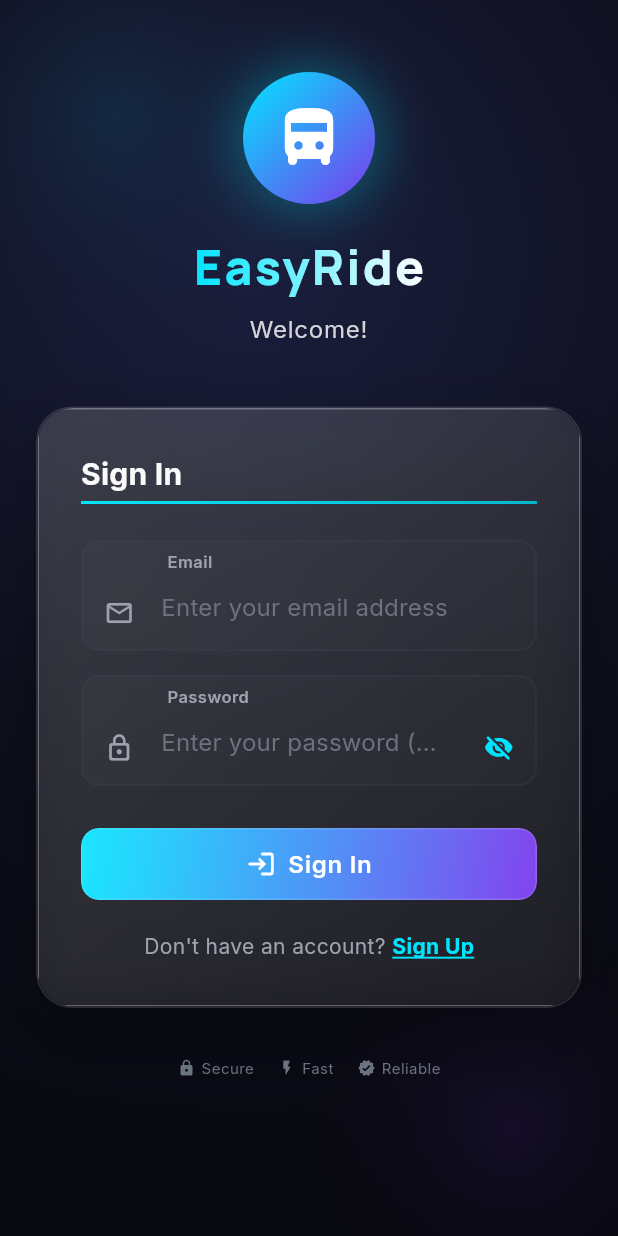
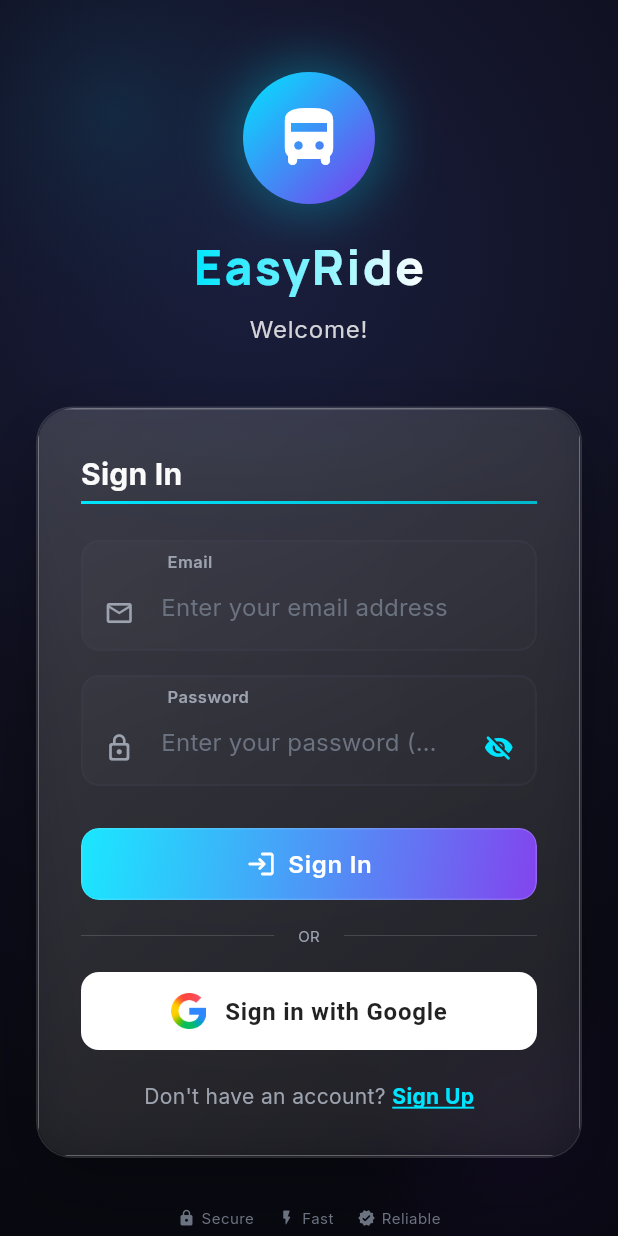
Before and after one commit to rohitsuru08-dot/easyride, a Flutter app: the screen it shows after launch, on a phone screen of 412 x 824 dp. Run offline on Flutter 3.47's test engine with Material 3 defaults, Android fonts, the phone set to English and light mode, and no system bars; our stand-ins replace cloud_firestore, firebase_auth, firebase_core, fl_chart, google_fonts, google_sign_in and 2 more; missing offline and left inert: mobile_scanner; accounts and stored records are empty; project files that could hold a hidden picture were left out.

Commit message:
Added Google Sign-In

```diff
--- a/lib/screens/auth/login_screen.dart
+++ b/lib/screens/auth/login_screen.dart
@@ -140,6 +140,29 @@
       return;
     }
 
+    await _loadUserAndNavigate(userProvider, authProvider, email);
+  }
+
+  Future<void> _signInWithGoogle() async {
+    setState(() => _isLoading = true);
+
+    final authProvider = Provider.of<AuthProvider>(context, listen: false);
+    final userProvider = Provider.of<UserProvider>(context, listen: false);
+
+    final success = await authProvider.signInWithGoogle();
+
+    if (!mounted) return;
+    setState(() => _isLoading = false);
+
+    if (!success) {
+      MessageDialog.showError(
+        context,
+        message: authProvider.errorMessage ?? 'Google Sign-In failed',
+      );
+      return;
+    }
+
+    final email = authProvider.currentUser?.email ?? 'Unknown';
     await _loadUserAndNavigate(userProvider, authProvider, email);
   }
 
@@ -480,6 +503,68 @@
                     ? Icons.person_add_rounded
                     : Icons.login_rounded,
               ),
+              const SizedBox(height: 16),
+
+              Row(
+                children: [
+                  Expanded(child: Divider(color: Colors.white.withValues(alpha: 0.2))),
+                  Padding(
+                    padding: const EdgeInsets.symmetric(horizontal: 16),
+                    child: Text(
+                      'OR',
+                      style: AppTypography.captionSmall.copyWith(color: AppColors.textTertiary),
+                    ),
+                  ),
+                  Expanded(child: Divider(color: Colors.white.withValues(alpha: 0.2))),
+                ],
+              ),
+
+              const SizedBox(height: 16),
+
+              // Google Sign In button (Official Style)
+              SizedBox(
+                height: 52,
+                width: double.infinity,
+                child: ElevatedButton(
+                  onPressed: _isLoading ? null : _signInWithGoogle,
+                  style: ElevatedButton.styleFrom(
+                    backgroundColor: Colors.white,
+                    foregroundColor: Colors.black87,
+                    elevation: 2,
+                    shape: RoundedRectangleBorder(
+                      borderRadius: BorderRadius.circular(12),
+                    ),
+                    padding: const EdgeInsets.symmetric(horizontal: 16),
+                  ),
+                  child: _isLoading
+                    ? const SizedBox(
+                        width: 24,
+                        height: 24,
+                        child: CircularProgressIndicator(strokeWidth: 2.5),
+                      )
+                    : Row(
+                        mainAxisAlignment: MainAxisAlignment.center,
+                        children: [
+                          Image.asset(
+                            'assets/images/google_logo.png',
+                            height: 24,
+                            width: 24,
+                          ),
+                          const SizedBox(width: 12),
+                          const Text(
+                            'Sign in with Google',
+                            style: TextStyle(
+                              fontSize: 16,
+                              fontWeight: FontWeight.w600,
+                              color: Colors.black87,
+                              fontFamily: 'Roboto',
+                            ),
+                          ),
+                        ],
+                      ),
+                ),
+              ),
+
               const SizedBox(height: 20),
 
               // Toggle mode
--- a/pubspec.yaml
+++ b/pubspec.yaml
@@ -15,6 +15,7 @@
   # Firebase Core
   firebase_core: ^3.13.0
   firebase_auth: ^5.5.0
+  google_sign_in: ^6.2.1
   cloud_firestore: ^5.6.0
 
   # State Management
```
Also changed, not shown: lib/providers/auth_provider.dart (+19 -0 lines), lib/services/auth_service.dart (+31 -0 lines), assets/images/google_logo.png (added), pubspec.lock, 3 other files.
